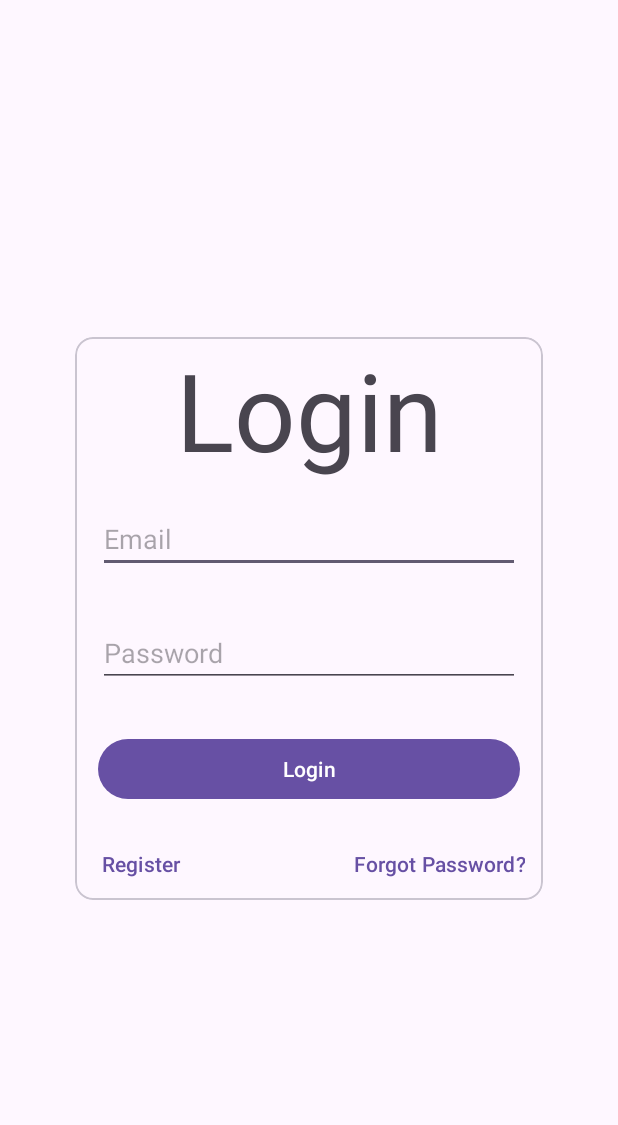
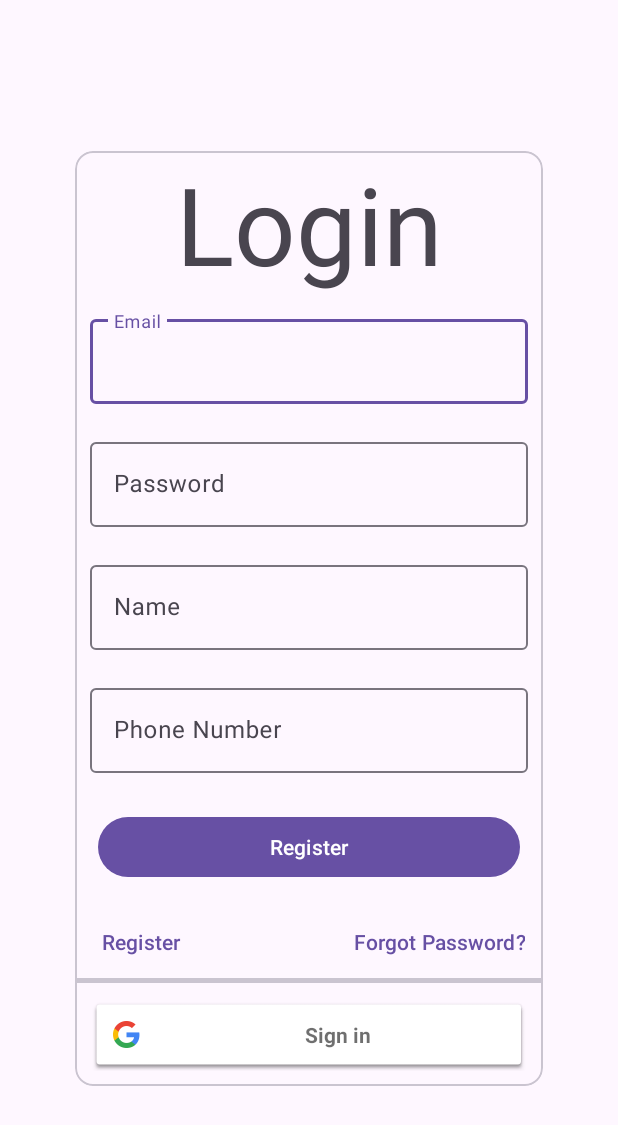
Before and after one commit to slavoski/FinalProject, an Android app: the screen it shows after launch (LoginActivity), after a tap on "Register", on a phone screen of 412 x 824 dp. Shown: the top 1125 px of the screen. Run offline under Robolectric (Android 15) with nearby library versions, the phone set to English and light mode, and no system bars; our stand-ins replace Firebase (no records; nobody signed in at launch, a user with empty details on screens opened directly).

Commit message:
Adding Firebase and more login stuff

```diff
--- a/app/src/main/java/com/example/oilWellChecklist/LoginActivity.java
+++ b/app/src/main/java/com/example/oilWellChecklist/LoginActivity.java
@@ -1,5 +1,6 @@
 package com.example.oilWellChecklist;
 
+import android.opengl.Visibility;
 import android.os.Bundle;
 import android.text.Editable;
 import android.text.TextWatcher;
@@ -12,13 +13,17 @@ import android.widget.Toast;
 import androidx.annotation.Nullable;
 import androidx.appcompat.app.AppCompatActivity;
 
+import com.google.firebase.auth.FirebaseAuth;
+import com.google.firebase.auth.FirebaseUser;
+
 import java.net.PasswordAuthentication;
 import java.util.regex.Pattern;
 
 public class LoginActivity extends AppCompatActivity {
 
-    private EditText _emailText, _passwordText;
-    private Boolean _error = true;
+    private EditText _emailText, _passwordText, _phoneText, _nameText;
+    private Button _loginButton;
+    private Boolean _error = true, _register = false;
     private static final Pattern Password_Pattern =
             Pattern.compile("^(?=.*[!@#$%^&+=])" +
                                   "(?=.*[0-9])" +
@@ -26,11 +31,18 @@ public class LoginActivity extends AppCompatActivity {
                                   "(?=\\S+$).{8,}" +
                                   "$");
 
+    private FirebaseAuth _authorizer;
+    private FirebaseUser _authorizedUser;
+
     @Override
     public void onCreate(@Nullable Bundle savedInstanceState) {
         super.onCreate(savedInstanceState);
 
         setContentView(R.layout.activity_login);
+
+        _authorizer = FirebaseAuth.getInstance();
+        _authorizedUser = _authorizer.getCurrentUser();
+
 
         _emailText = findViewById(R.id.username_text);
         _passwordText = findViewById(R.id.password_text);
@@ -102,6 +114,11 @@ public class LoginActivity extends AppCompatActivity {
         register.setOnClickListener(this::onRegisterClick);
         forgotPassword.setOnClickListener(this::onForgotPasswordClick);
 
+        _nameText = findViewById(R.id.name_text);
+        _phoneText = findViewById(R.id.phone_text);
+        _loginButton =  findViewById(R.id.login_button);
+
+        SetVisibility(View.GONE, getString(R.string.login));
 
     }
 
@@ -112,10 +129,33 @@ public class LoginActivity extends AppCompatActivity {
             Toast toast = Toast.makeText(this, "Please Resolve Email/Password Issues", Toast.LENGTH_SHORT);
             toast.show();
         }
+        else
+        {
+            if(_register)
+            {
+                if(_authorizedUser.isEmailVerified())
+                {
+                    _authorizedUser = _authorizer.createUserWithEmailAndPassword(_emailText.getText().toString(), _passwordText.getText().toString()).getResult().getUser();
+                }
+                else
+                {
+                    _authorizedUser.sendEmailVerification();
+                    Toast toast = Toast.makeText(this, R.string.registeration_email, Toast.LENGTH_SHORT);
+                    toast.show();
+                }
+            }
+            else
+            {
+
+            }
+
+        }
     }
 
     public void onRegisterClick(View registerUserButtonView)
     {
+
+        SetVisibility(View.VISIBLE, getString(R.string.register));
 
     }
 
@@ -124,4 +164,11 @@ public class LoginActivity extends AppCompatActivity {
 
     }
 
+    private void SetVisibility(int visibility, String name)
+    {
+        _nameText.setVisibility(visibility);
+        _phoneText.setVisibility(visibility);
+        _loginButton.setText(name);
+    }
+
 }
--- a/app/src/main/java/com/example/oilWellChecklist/MainActivity.java
+++ b/app/src/main/java/com/example/oilWellChecklist/MainActivity.java
@@ -4,16 +4,41 @@ import androidx.appcompat.app.AppCompatActivity;
 
 import android.content.Intent;
 import android.os.Bundle;
+import android.widget.Toast;
+
+import com.google.firebase.auth.FirebaseAuth;
+import com.google.firebase.auth.FirebaseUser;
 
 public class MainActivity extends AppCompatActivity {
+
+    private FirebaseAuth _authorizer;
+    private FirebaseUser _authorizedUser;
 
     @Override
     protected void onCreate(Bundle savedInstanceState) {
         super.onCreate(savedInstanceState);
         setContentView(R.layout.activity_main);
 
-        startActivity(new Intent(MainActivity.this, LoginActivity.class));
+        _authorizer = FirebaseAuth.getInstance();
+        _authorizedUser = _authorizer.getCurrentUser();
 
-
+        if(_authorizedUser == null)
+        {
+            startActivity(new Intent(MainActivity.this, LoginActivity.class));
+            finish();
+        }
+        else
+        {
+            if(_authorizedUser.isEmailVerified())
+            {
+                //start main activity
+            }
+            else
+            {
+                Toast.makeText(MainActivity.this, R.string.verify_email, Toast.LENGTH_SHORT).show();
+                startActivity(new Intent(MainActivity.this, LoginActivity.class));
+                finish();
+            }
+        }
     }
 }
--- a/app/src/main/res/layout/activity_login.xml
+++ b/app/src/main/res/layout/activity_login.xml
@@ -41,21 +41,55 @@
                 app:layout_constraintRight_toRightOf="parent"
                 app:layout_constraintTop_toBottomOf="@+id/Login">
 
-                <EditText
-                    android:id="@+id/username_text"
+                <com.google.android.material.textfield.TextInputLayout
                     android:layout_width="match_parent"
                     android:layout_height="wrap_content"
-                    android:layout_margin="15dp"
                     android:hint="@string/email"
-                    android:inputType="textEmailAddress" />
+                    android:layout_margin="10dp">
 
-                <EditText
-                    android:id="@+id/password_text"
+                    <com.google.android.material.textfield.TextInputEditText
+                        android:id="@+id/username_text"
+                        android:layout_width="match_parent"
+                        android:layout_height="wrap_content"
+
+                        android:inputType="textEmailAddress" />
+                </com.google.android.material.textfield.TextInputLayout>
+
+                <com.google.android.material.textfield.TextInputLayout
                     android:layout_width="match_parent"
                     android:layout_height="wrap_content"
-                    android:layout_margin="15dp"
                     android:hint="@string/password"
-                    android:inputType="textPassword"/>
+                    android:layout_margin="10dp">
+                    <EditText
+                        android:id="@+id/password_text"
+                        android:layout_width="match_parent"
+                        android:layout_height="wrap_content"
+                        android:inputType="textPassword"/>
+                </com.google.android.material.textfield.TextInputLayout>
+
+                <com.google.android.material.textfield.TextInputLayout
+                    android:layout_width="match_parent"
+                    android:layout_height="wrap_content"
+                    android:hint="@string/name"
+                    android:layout_margin="10dp">
+                    <EditText
+                        android:id="@+id/name_text"
+                        android:layout_width="match_parent"
+                        android:layout_height="wrap_content"
+                        android:inputType="textPersonName"/>
+                </com.google.android.material.textfield.TextInputLayout>
+
+                <com.google.android.material.textfield.TextInputLayout
+                    android:layout_width="match_parent"
+                    android:layout_height="wrap_content"
+                    android:hint="@string/phone_number"
+                    android:layout_margin="10dp">
+                    <EditText
+                        android:id="@+id/phone_text"
+                        android:layout_width="match_parent"
+                        android:layout_height="wrap_content"
+                        android:inputType="phone"/>
+                </com.google.android.material.textfield.TextInputLayout>
 
                 <Button
                     android:id="@+id/login_button"
@@ -85,6 +119,18 @@
                         android:layout_gravity="right"
                         style="@style/Widget.Material3.Button.TextButton"/>
                 </FrameLayout>
+
+                <com.google.android.material.divider.MaterialDivider
+                    android:id="@+id/googleSignIn"
+                    android:layout_width="match_parent"
+                    android:layout_height="3dp"
+                    />
+
+                <com.google.android.gms.common.SignInButton
+                    android:layout_width="match_parent"
+                    android:layout_height="wrap_content"
+                    android:layout_margin="10dp"/>
+
             </LinearLayout>
         </androidx.constraintlayout.widget.ConstraintLayout>
     </com.google.android.material.card.MaterialCardView>
--- a/app/src/main/res/values/strings.xml
+++ b/app/src/main/res/values/strings.xml
@@ -9,4 +9,9 @@
     <string name="email_format">Please enter a valid Email format</string>
     <string name="password_empty">Password cannot be empty</string>
     <string name="password_validation_error">Password must be at least 8 characters and contain one number and one of the following special characters "!@#$%^&amp;()+="</string>
+    <string name="verify_email">Please verify email and login</string>
+    <string name="name">Name</string>
+    <string name="phone_number">Phone Number</string>
+    <string name="register">Register</string>
+    <string name="registeration_email">Registration Email Resent</string>
 </resources>
--- /dev/null
+++ b/app/src/main/res/xml/file_paths.xml
@@ -0,0 +1,6 @@
+<?xml version="1.0" encoding="utf-8"?>
+<paths xmlns:android="http://schemas.android.com/apk/res/android">
+    <external-files-path
+        name="images"
+        path="Pictures"/>
+</paths>
--- a/build.gradle.kts
+++ b/build.gradle.kts
@@ -1,4 +1,7 @@
 // Top-level build file where you can add configuration options common to all sub-projects/modules.
 plugins {
     id("com.android.application") version "8.2.1" apply false
+    // Add the dependency for the Google services Gradle plugin
+    id("com.google.gms.google-services") version "4.4.1" apply false
+
 }
```
Also changed, not shown: app/build.gradle.kts (+15 -0 lines), app/src/main/AndroidManifest.xml (+26 -0 lines), 1 other file.
